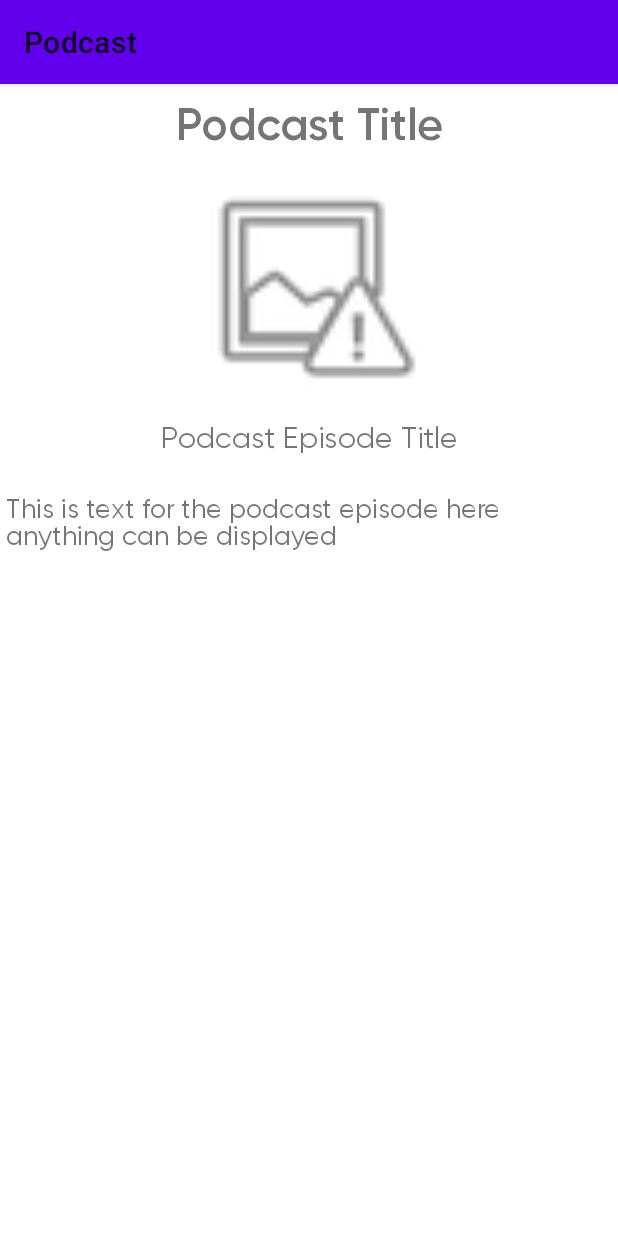
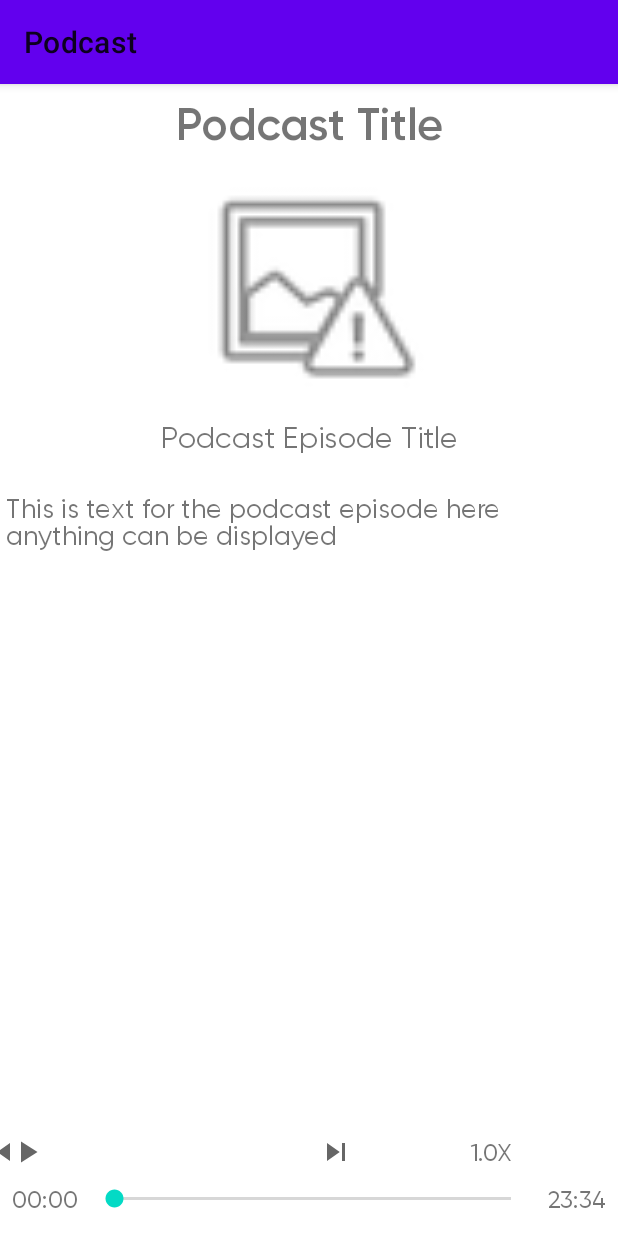
Before and after one commit to Miihir79/Podcast, an Android app: the Player screen opened directly, with no data from a screen before it, on a phone screen of 412 x 824 dp. Run offline under Robolectric (Android 15) with nearby library versions, the phone set to English and light mode, and no system bars.

Commit message:
Placeholders added and UI improvements

```diff
--- a/app/build.gradle
+++ b/app/build.gradle
@@ -12,7 +12,7 @@ android {
         targetSdk 32
         versionCode 1
         versionName "1.0"
-
+        multiDexEnabled true
         testInstrumentationRunner "androidx.test.runner.AndroidJUnitRunner"
     }
 
--- a/app/src/main/java/com/mihir/podcast/adapter/SearchResultAdapter.kt
+++ b/app/src/main/java/com/mihir/podcast/adapter/SearchResultAdapter.kt
@@ -5,9 +5,13 @@ import android.view.LayoutInflater
 import android.view.ViewGroup
 import androidx.recyclerview.widget.RecyclerView
 import com.bumptech.glide.Glide
+import com.mihir.podcast.helper.DateUtils
 import com.mihir.podcast.model.SearchClass
 import com.mihir.podcast.ui.PodcastDetails
+import com.mihir.podcast.ui.R
 import com.mihir.podcast.ui.databinding.ItemSubscriptionBinding
+import java.util.*
+import kotlin.collections.ArrayList
 
 class SearchResultAdapter(val list : ArrayList<SearchClass>):RecyclerView.Adapter<SearchResultAdapter.ViewHolder>() {
     inner class ViewHolder(binding: ItemSubscriptionBinding):RecyclerView.ViewHolder(binding.root){
@@ -23,9 +27,11 @@ class SearchResultAdapter(val list : ArrayList<SearchClass>):RecyclerView.Adapte
     }
 
     override fun onBindViewHolder(holder: ViewHolder, position: Int) {
-        Glide.with(holder.Image.context).load(list[position].imageUrl).into(holder.Image)
+        Glide.with(holder.Image.context).load(list[position].imageUrl).placeholder(R.drawable.loading).into(holder.Image)
         holder.title.text = list[position].name
-        holder.updated.text = list[position].lastUpdated
+        holder.updated.text = list[position].lastUpdated.let {
+            DateUtils.jsonDateToShortDate(jsonDate = it)
+        }
         holder.view.setOnClickListener {
             val intent = Intent(holder.view.context,PodcastDetails::class.java)
             intent.putExtra("Title",list[position].name)
--- /dev/null
+++ b/app/src/main/res/drawable/ic_baseline_play_arrow_black.xml
@@ -0,0 +1,10 @@
+<vector xmlns:android="http://schemas.android.com/apk/res/android"
+    android:width="24dp"
+    android:height="24dp"
+    android:viewportWidth="24"
+    android:viewportHeight="24"
+    android:tint="?attr/colorControlNormal">
+  <path
+      android:fillColor="@android:color/white"
+      android:pathData="M8,5v14l11,-7z"/>
+</vector>
--- /dev/null
+++ b/app/src/main/res/drawable/ic_baseline_skip_next_black.xml
@@ -0,0 +1,10 @@
+<vector xmlns:android="http://schemas.android.com/apk/res/android"
+    android:width="24dp"
+    android:height="24dp"
+    android:viewportWidth="24"
+    android:viewportHeight="24"
+    android:tint="?attr/colorControlNormal">
+  <path
+      android:fillColor="@android:color/white"
+      android:pathData="M6,18l8.5,-6L6,6v12zM16,6v12h2V6h-2z"/>
+</vector>
--- a/app/src/main/res/layout/activity_player.xml
+++ b/app/src/main/res/layout/activity_player.xml
@@ -54,4 +54,93 @@
             android:text="This is text for the podcast episode here anything can be displayed"
             android:textSize="18sp" />
     </ScrollView>
+
+    <androidx.constraintlayout.widget.ConstraintLayout
+        android:layout_width="0dp"
+        android:layout_height="413dp"
+        app:layout_constraintBottom_toBottomOf="parent"
+        app:layout_constraintEnd_toEndOf="parent"
+        app:layout_constraintHorizontal_bias="0.0"
+        app:layout_constraintStart_toStartOf="parent">
+
+        <SeekBar
+            android:id="@+id/seekBar_episode"
+            android:layout_width="0dp"
+            android:layout_height="wrap_content"
+            android:layout_marginHorizontal="8dp"
+            android:layout_marginBottom="16dp"
+            app:layout_constraintBottom_toBottomOf="parent"
+            app:layout_constraintEnd_toStartOf="@+id/txt_total"
+            app:layout_constraintStart_toEndOf="@+id/txt_current" />
+
+        <TextView
+            android:id="@+id/txt_current"
+            android:layout_width="wrap_content"
+            android:layout_height="wrap_content"
+            android:layout_marginStart="8dp"
+            android:fontFamily="@font/gilroy_regular"
+            android:text="00:00"
+            android:textSize="16sp"
+            app:layout_constraintBottom_toBottomOf="@+id/seekBar_episode"
+            app:layout_constraintStart_toStartOf="parent"
+            app:layout_constraintTop_toTopOf="@+id/seekBar_episode" />
+
+        <TextView
+            android:id="@+id/txt_total"
+            android:layout_width="wrap_content"
+            android:layout_height="wrap_content"
+            android:layout_marginEnd="8dp"
+            android:fontFamily="@font/gilroy_regular"
+            android:text="23:34"
+            android:textSize="16sp"
+            app:layout_constraintBottom_toBottomOf="@+id/seekBar_episode"
+            app:layout_constraintEnd_toEndOf="parent"
+            app:layout_constraintTop_toTopOf="@+id/seekBar_episode" />
+
+        <ImageButton
+            android:id="@+id/img_play"
+            android:layout_width="36dp"
+            android:layout_height="36dp"
+            android:layout_marginBottom="4dp"
+            android:background="@null"
+            app:layout_constraintBottom_toTopOf="@+id/seekBar_episode"
+            app:srcCompat="@drawable/ic_baseline_play_arrow_black"
+            tools:layout_editor_absoluteX="173dp" />
+
+        <ImageButton
+            android:id="@+id/img_prev"
+            android:layout_width="36dp"
+            android:layout_height="36dp"
+            android:layout_marginBottom="4dp"
+            android:background="@null"
+            android:rotation="180"
+            app:layout_constraintBottom_toTopOf="@+id/seekBar_episode"
+            app:layout_constraintEnd_toStartOf="@+id/img_play"
+            app:layout_constraintStart_toStartOf="parent"
+            app:srcCompat="@drawable/ic_baseline_skip_next_black" />
+
+        <ImageButton
+            android:id="@+id/img_next"
+            android:layout_width="36dp"
+            android:layout_height="36dp"
+            android:layout_marginBottom="4dp"
+            android:background="@null"
+            app:layout_constraintBottom_toTopOf="@+id/seekBar_episode"
+            app:layout_constraintEnd_toEndOf="parent"
+            app:layout_constraintStart_toEndOf="@+id/img_play"
+            app:srcCompat="@drawable/ic_baseline_skip_next_black" />
+
+        <TextView
+            android:id="@+id/textView4"
+            android:layout_width="wrap_content"
+            android:layout_height="wrap_content"
+            android:fontFamily="@font/gilroy_regular"
+            android:text="1.0X"
+            android:textSize="16sp"
+            app:layout_constraintBottom_toBottomOf="@+id/img_next"
+            app:layout_constraintEnd_toEndOf="parent"
+            app:layout_constraintStart_toEndOf="@+id/img_next"
+            app:layout_constraintTop_toTopOf="@+id/img_next" />
+
+    </androidx.constraintlayout.widget.ConstraintLayout>
 </androidx.constraintlayout.widget.ConstraintLayout>
--- a/app/src/main/res/layout/item_subscription.xml
+++ b/app/src/main/res/layout/item_subscription.xml
@@ -28,11 +28,13 @@
 
             <TextView
                 android:id="@+id/txt_title"
-                android:layout_width="wrap_content"
+                android:layout_width="0dp"
                 android:layout_height="wrap_content"
                 android:layout_marginStart="8dp"
                 android:layout_marginTop="10dp"
+                android:ellipsize="end"
                 android:fontFamily="@font/gilroy_regular"
+                android:maxLines="2"
                 android:text="Podcast title"
                 android:textSize="20sp"
                 app:layout_constraintStart_toEndOf="@+id/img_"
```
Also changed, not shown: app/src/main/res/drawable-v24/loading.png (added).
